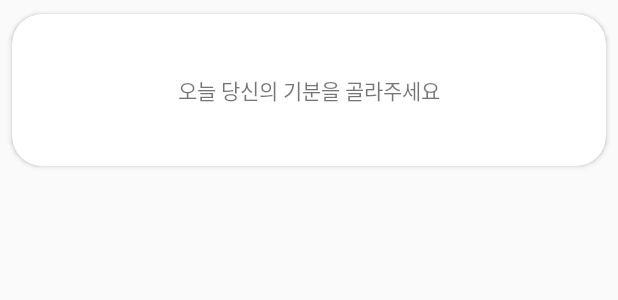
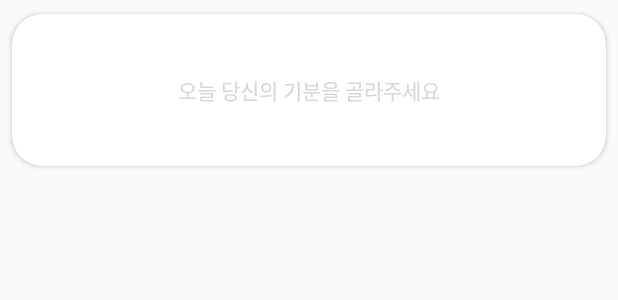
Before and after one commit to funny0601/SimPongLee, an Android app: the layout dialog_emoji.xml on its own in the app's theme, with its tools: preview values and no code run, on a phone screen of 412 x 824 dp. Shown: the top 300 px of the screen. Run offline under Robolectric (Android 15) with nearby library versions, the phone set to English and light mode, and no system bars.

```diff
--- a/android/app/src/main/res/layout/activity_calendar.xml
+++ b/android/app/src/main/res/layout/activity_calendar.xml
@@ -18,6 +18,7 @@
             android:layout_weight="3"
             android:layout_height="match_parent">
             <ImageButton
+                android:id="@+id/backButton"
                 android:layout_height="wrap_content"
                 android:layout_width="wrap_content"
                 android:layout_marginLeft="30dp"
--- a/android/app/src/main/res/layout/activity_diary.xml
+++ /dev/null
@@ -1,6 +0,0 @@
-<?xml version="1.0" encoding="utf-8"?>
-<androidx.constraintlayout.widget.ConstraintLayout
-    xmlns:android="http://schemas.android.com/apk/res/android" android:layout_width="match_parent"
-    android:layout_height="match_parent">
-
-</androidx.constraintlayout.widget.ConstraintLayout>
--- a/android/app/src/main/res/layout/dialog_emoji.xml
+++ b/android/app/src/main/res/layout/dialog_emoji.xml
@@ -18,6 +18,8 @@
             android:layout_width="match_parent"
             android:layout_height="wrap_content"
             android:gravity="center"
+            android:fontFamily="@font/handotum"
+            android:textColor="@color/black"
             android:layout_margin="20dp"
             android:text="오늘 당신의 기분을 골라주세요"/>
 
```
